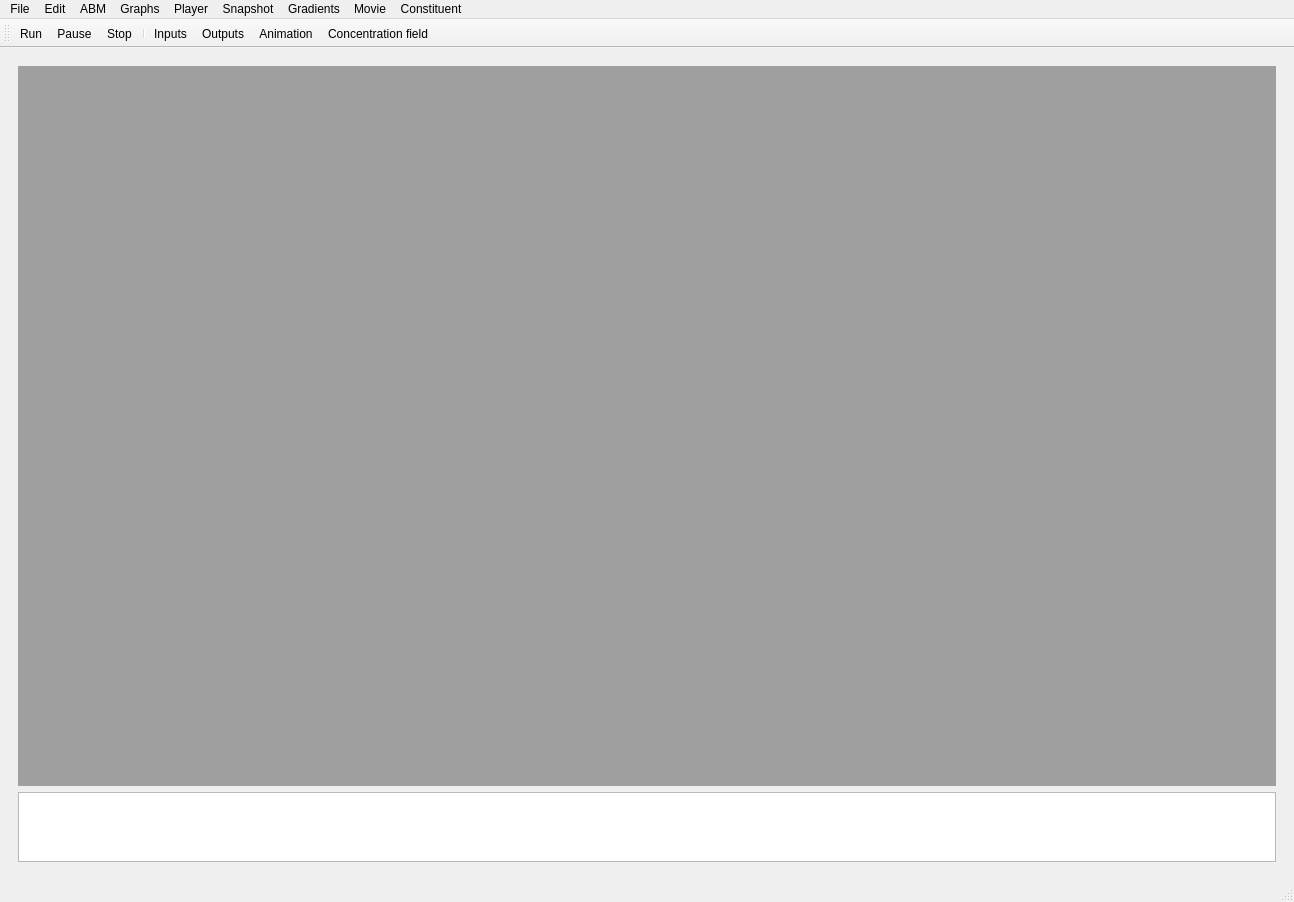
Before: the Qt Designer form GUI/spheroid_GUI.ui in gibbogle/spheroid-abm, drawn with Qt 5.
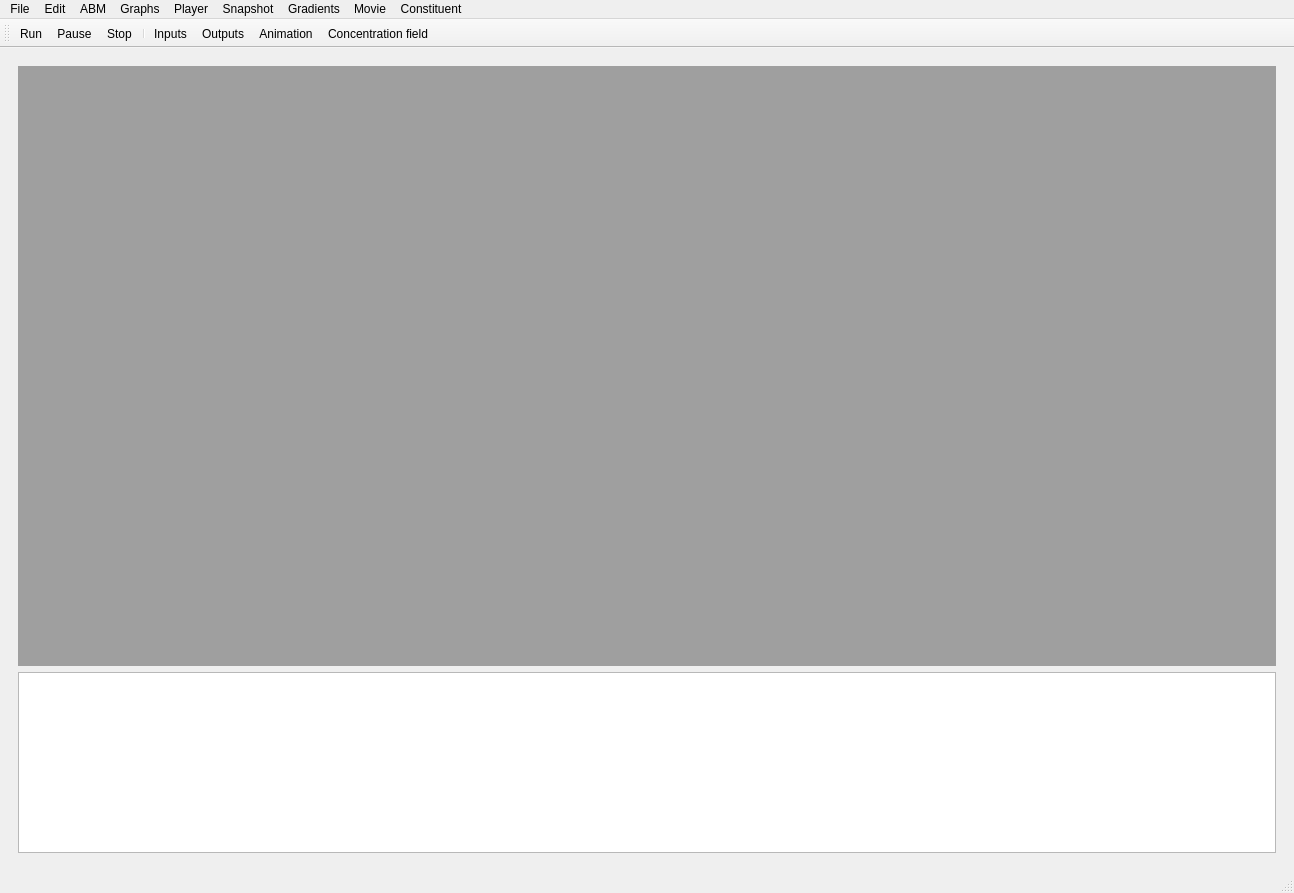
After: the same form once the commit is applied. The open tabs and pages were chosen to show the change. Icons and pictures are not drawn. Custom widgets are drawn as their Qt base class.

What changed in the file:
```diff
--- a/GUI/spheroid_GUI.ui
+++ b/GUI/spheroid_GUI.ui
@@ -1953,13 +1953,13 @@
           <property name="sizePolicy">
            <sizepolicy hsizetype="Expanding" vsizetype="Expanding">
             <horstretch>0</horstretch>
-            <verstretch>5</verstretch>
+            <verstretch>0</verstretch>
            </sizepolicy>
           </property>
           <property name="minimumSize">
            <size>
-            <width>1100</width>
-            <height>720</height>
+            <width>900</width>
+            <height>600</height>
            </size>
           </property>
           <property name="sizeIncrement">
```
Left out of the diff: 2 changed lines with no effect on the pictures.
